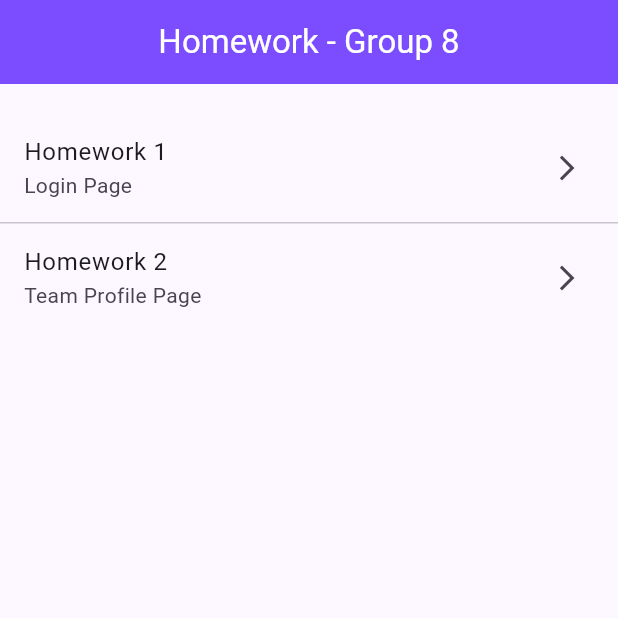
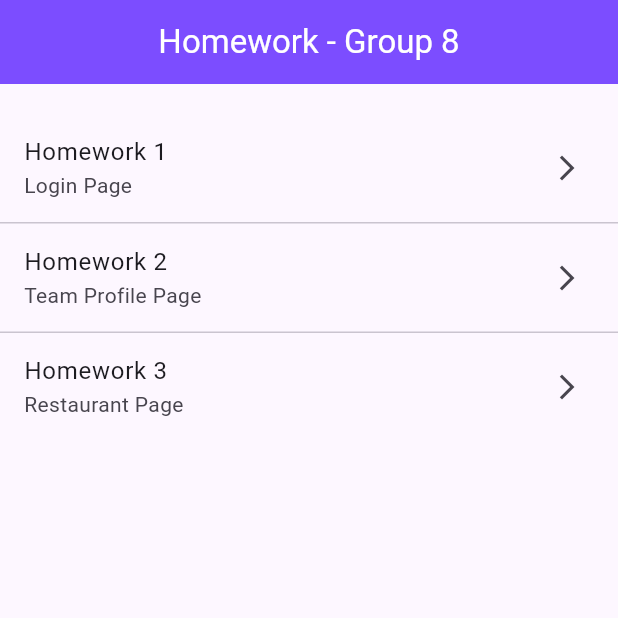
Before and after one commit to leonGreg/mobile-applications-ss26-group-8, a Flutter app: the screen it shows after launch, on a phone screen of 412 x 824 dp, the top half of it. Run offline on Flutter 3.47's test engine with Material 3 defaults, Android fonts, the phone set to English and light mode, and no system bars.

Commit message:
adding simple RestaurantPage and Navigation to the RestaurantPage in the main

```diff
--- a/lib/main.dart
+++ b/lib/main.dart
@@ -2,6 +2,7 @@ import 'package:flutter/material.dart';
 import 'package:mobile_applications_group_8/pages/home_page.dart';
 import 'package:mobile_applications_group_8/pages/unit_02/login_page.dart';
 import 'package:mobile_applications_group_8/pages/unit_03/team_profile.dart';
+import 'package:mobile_applications_group_8/pages/unit_04/resaurant_page.dart';
 
 void main() {
   runApp(const MyApp());
@@ -18,6 +19,7 @@ class MyApp extends StatelessWidget {
       routes: {
         '/unit-02': (context) => LoginPage(),
         '/unit-03': (context) => TeamProfile(),
+        '/unit-04': (context) => RestaurantPage(),
       },
       theme: ThemeData(
         colorScheme: ColorScheme.fromSeed(seedColor: Colors.deepPurpleAccent),
--- a/lib/pages/home_page.dart
+++ b/lib/pages/home_page.dart
@@ -12,6 +12,11 @@ class HomePage extends StatelessWidget {
       title: 'Homework 2',
       subtitle: 'Team Profile Page',
       routeName: '/unit-03',
+    ),
+    _UnitInfo(
+      title: 'Homework 3',
+      subtitle: 'Restaurant Page',
+      routeName: '/unit-04',
     ),
   ];
   @override
```
Also changed, not shown: lib/pages/unit_04/resaurant_page.dart (+31 -0 lines).
